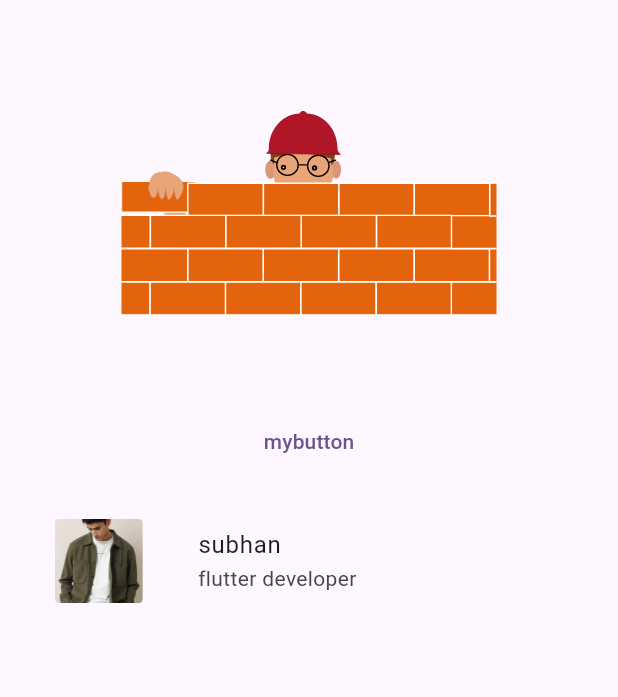
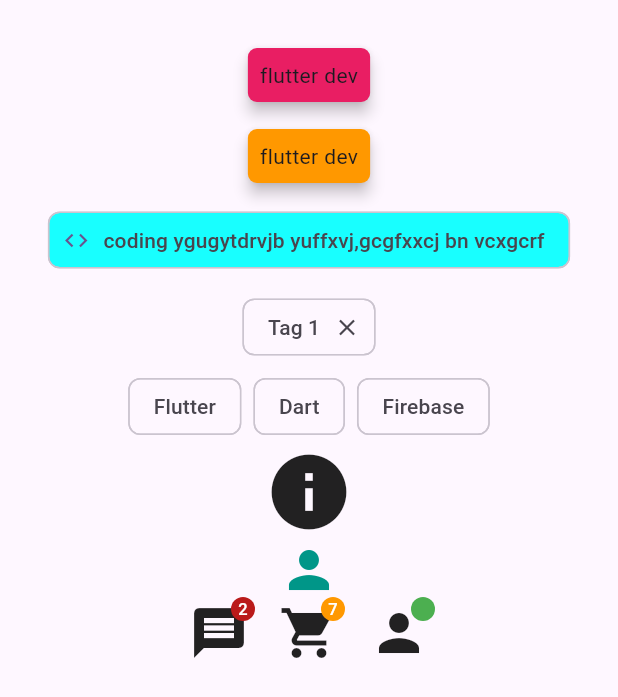
Before and after one commit to maliksubhan3018/flutter-project3, a Flutter app: the screen it shows after launch, on a phone screen of 412 x 824 dp. Shown: the top 697 px of the screen. Run offline on Flutter 3.47's test engine with Material 3 defaults, Android fonts, the phone set to English and light mode, and no system bars; our stand-ins replace get, lottie.

Commit message:
card chip tooltip and badges class

```diff
--- /dev/null
+++ b/lib/classs21.dart
@@ -0,0 +1,125 @@
+import 'package:flutter/material.dart';
+
+class Classs21 extends StatefulWidget {
+  const Classs21({super.key});
+
+  @override
+  State<Classs21> createState() => _Classs21State();
+}
+
+class _Classs21State extends State<Classs21> {
+
+  @override
+  Widget build(BuildContext context) {
+    return Scaffold(
+      body: Padding(
+        padding: const EdgeInsets.all(8.0),
+        child: Column(
+          mainAxisAlignment: MainAxisAlignment.start,
+          children: [
+            SizedBox(height: 20),
+
+            // card area
+            Card(
+              color: Colors.pink,
+              elevation: 4,
+              shape: RoundedRectangleBorder(
+                borderRadius: BorderRadius.circular(6),
+              ),
+
+              child: Padding(
+                padding: const EdgeInsets.all(8.0),
+                child: Text("flutter dev"),
+              ),
+            ),
+            SizedBox(height: 10),
+            Card(
+              color: Colors.orange,
+              elevation: 4,
+              shape: RoundedRectangleBorder(
+                borderRadius: BorderRadius.circular(6),
+              ),
+
+              child: Padding(
+                padding: const EdgeInsets.all(8.0),
+                child: Text("flutter dev"),
+              ),
+            ),
+
+            SizedBox(height: 10),
+// chip area
+            Chip(
+              label: Text("coding ygugytdrvjb yuffxvj,gcgfxxcj bn vcxgcrf"),
+              avatar: Icon(Icons.code),
+              backgroundColor: Colors.cyanAccent,
+            ),
+            SizedBox(height: 10),
+            Chip(
+              label: Text('Tag 1'),
+              onDeleted: () {
+                print('Tag 1 deleted');
+              },
+              deleteIcon: Icon(Icons.close),
+            ),
+            SizedBox(height: 5),
+            Wrap(
+              spacing: 8.0,
+              children: [
+                Chip(label: Text('Flutter')),
+                Chip(label: Text('Dart')),
+                Chip(label: Text('Firebase')),
+              ],
+            ),
+            SizedBox(height: 3,),
+            // tooltip area
+          Tooltip(
+            message: "this is my page info",
+            // ignore: sort_child_properties_last
+            child: Icon(Icons.info,size: 60,),
+            preferBelow: true,
+          ),
+          SizedBox(height: 2,),
+Tooltip(
+  message: 'Profile Settings',
+  decoration: BoxDecoration(
+    color: Colors.teal,
+    borderRadius: BorderRadius.circular(10),
+  ),
+  textStyle:  TextStyle(color: Colors.white, fontSize: 14),
+  waitDuration:  Duration(milliseconds: 500), // delay before showing
+  showDuration:  Duration(seconds: 2),
+  child:  Icon(Icons.person, size: 40, color: Colors.teal),
+),
+SizedBox(height: 2,),
+
+// badge area
+Row(
+  mainAxisAlignment: MainAxisAlignment.center,
+  children: [
+    Badge(
+      label: Text('2'),
+      child: Icon(Icons.message, size: 40),
+    ),
+     SizedBox(width: 20),
+    Badge(
+      label: Text('7'),
+      backgroundColor: Colors.orange,
+      child: Icon(Icons.shopping_cart, size: 40),
+    ),
+     SizedBox(width: 20),
+    Badge(
+      backgroundColor: Colors.green,
+      label: Text(''),
+      child: Icon(Icons.person, size: 40),
+    ),
+  ],
+),
+
+
+
+          ],
+        ),
+      ),
+    );
+  }
+}
--- a/lib/config/route.dart
+++ b/lib/config/route.dart
@@ -1,15 +1,16 @@
 
 
+import 'package:figma_project/classs21.dart';
 import 'package:figma_project/config/route_name.dart';
-import 'package:figma_project/myhero.dart';
-import 'package:figma_project/myprofile.dart';
+
 import 'package:get/get.dart';
 
 class AppRoutes {
   static routes() => [
    // GetPage(name: MyPagesName.splash, page: () => const OnboardingScreen()),
-    GetPage(name: MyPagesName.myhero, page: () => const Myhero()),
-    GetPage(name: MyPagesName.myprofile, page: () => const Myprofile()),
+   // GetPage(name: MyPagesName.myhero, page: () => const Myhero()),
+    //GetPage(name: MyPagesName.myprofile, page: () => const Myprofile()),
+    GetPage(name: MyPagesName.class21, page: () => const Classs21()),
 
   ];
 }
--- a/lib/config/route_name.dart
+++ b/lib/config/route_name.dart
@@ -3,5 +3,6 @@ class MyPagesName {
   // static const String login = "/Login";
    static const String myprofile = "/Myprofile";
    static const String myhero = "/Myhero";
+   static const String class21 = "/Class21";
 
 }
--- a/lib/main.dart
+++ b/lib/main.dart
@@ -23,7 +23,7 @@ class MyApp extends StatelessWidget {
         useMaterial3: true,
       ),
        getPages: AppRoutes.routes(),
-       initialRoute: MyPagesName.myhero,
+       initialRoute: MyPagesName.class21,
       //home: const Myhero(), // ✅ Correct call
     );
   }
```
